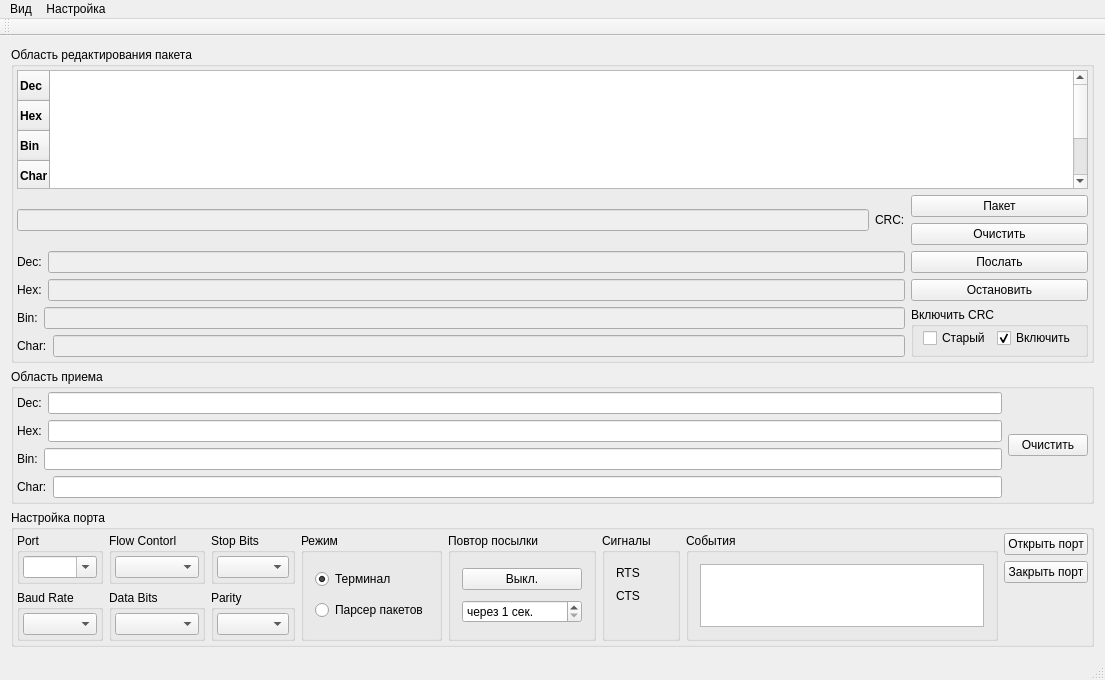
Old version of the form UskTerminal3/mainwindow.ui in the repository KurlesHS/USK_Utils.
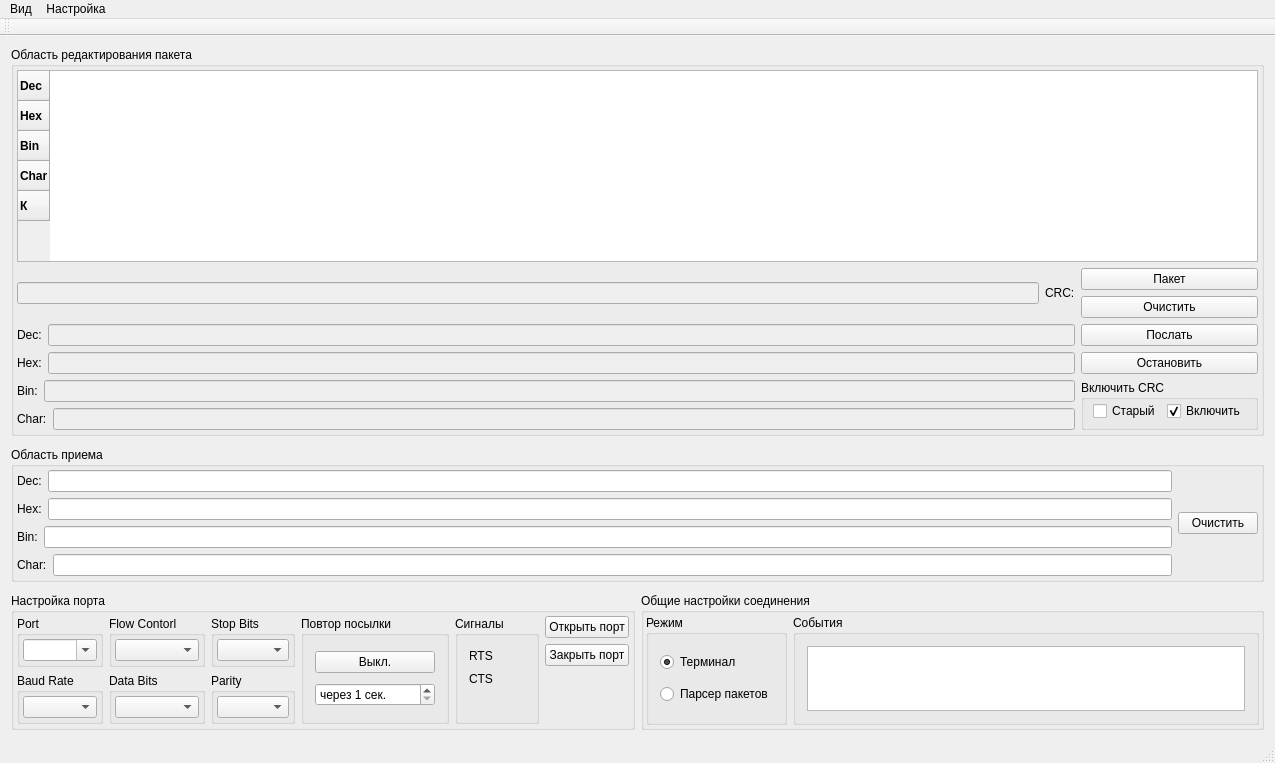
New version of the form. The open tabs and pages were chosen to show the change.

The edit to the form file:
```diff
--- a/UskTerminal3/mainwindow.ui
+++ b/UskTerminal3/mainwindow.ui
@@ -6,8 +6,8 @@
    <rect>
     <x>0</x>
     <y>0</y>
-    <width>1105</width>
-    <height>680</height>
+    <width>1275</width>
+    <height>763</height>
    </rect>
   </property>
   <property name="windowTitle">
@@ -399,6 +399,8 @@
      </spacer>
     </item>
     <item>
+     <layout class="QHBoxLayout" name="horizontalLayout_23">
+      <item>
      <widget class="QStackedWidget" name="stackedWidget">
       <property name="currentIndex">
        <number>1</number>
@@ -526,36 +528,6 @@
              </item>
             </layout>
            </item>
-           <item>
-            <layout class="QVBoxLayout" name="verticalLayout_19">
-             <item>
-              <widget class="QGroupBox" name="groupBoxTerminalMode">
-               <property name="title">
-                <string>Режим</string>
-               </property>
-               <layout class="QVBoxLayout" name="verticalLayout_20">
-                <item>
-                 <widget class="QRadioButton" name="radioButtonTerminalMode">
-                  <property name="text">
-                   <string>Терминал</string>
-                  </property>
-                  <property name="checked">
-                   <bool>true</bool>
-                  </property>
-                 </widget>
-                </item>
-                <item>
-                 <widget class="QRadioButton" name="radioButtonParserPacketMode">
-                  <property name="text">
-                   <string>Парсер пакетов</string>
-                  </property>
-                 </widget>
-                </item>
-               </layout>
-              </widget>
-             </item>
-            </layout>
-           </item>
            <item>
             <layout class="QVBoxLayout" name="verticalLayout_17">
              <item>
@@ -632,28 +604,6 @@
              </item>
             </layout>
            </item>
-           <item>
-            <widget class="QGroupBox" name="groupBox_14">
-             <property name="title">
-              <string>События</string>
-             </property>
-             <layout class="QVBoxLayout" name="verticalLayout_14">
-              <item>
-               <widget class="QTextEdit" name="textEditLogEvents">
-                <property name="sizePolicy">
-                 <sizepolicy hsizetype="Expanding" vsizetype="Ignored">
-                  <horstretch>0</horstretch>
-                  <verstretch>0</verstretch>
-                 </sizepolicy>
-                </property>
-                <property name="readOnly">
-                 <bool>true</bool>
-                </property>
-               </widget>
-              </item>
-             </layout>
-            </widget>
-           </item>
            <item>
             <layout class="QVBoxLayout" name="verticalLayout_10">
              <item>
@@ -781,23 +731,56 @@
              </item>
             </layout>
            </item>
+            </layout>
+           </widget>
+          </item>
+         </layout>
+        </widget>
+       </widget>
+      </item>
            <item>
             <widget class="QGroupBox" name="groupBox_10">
              <property name="title">
+         <string>Общие настройки соединения</string>
+        </property>
+        <layout class="QHBoxLayout" name="horizontalLayout_22">
+         <property name="margin">
+          <number>2</number>
+         </property>
+         <item>
+          <widget class="QGroupBox" name="groupBoxTerminalMode">
+           <property name="title">
+            <string>Режим</string>
+           </property>
+           <layout class="QVBoxLayout" name="verticalLayout_20">
+            <item>
+             <widget class="QRadioButton" name="radioButtonTerminalMode">
+              <property name="text">
+               <string>Терминал</string>
+              </property>
+              <property name="checked">
+               <bool>true</bool>
+              </property>
+             </widget>
+            </item>
+            <item>
+             <widget class="QRadioButton" name="radioButtonParserPacketMode">
+              <property name="text">
+               <string>Парсер пакетов</string>
+              </property>
+             </widget>
+            </item>
+           </layout>
+          </widget>
+         </item>
+         <item>
+          <widget class="QGroupBox" name="groupBox_14">
+           <property name="title">
               <string>События</string>
              </property>
-             <layout class="QVBoxLayout" name="verticalLayout_22">
-              <property name="leftMargin">
-               <number>2</number>
-              </property>
-              <property name="topMargin">
-               <number>2</number>
-              </property>
-              <property name="rightMargin">
-               <number>2</number>
-              </property>
+           <layout class="QVBoxLayout" name="verticalLayout_14">
               <item>
-               <widget class="QPlainTextEdit" name="plainTextEditNetworkEvents">
+             <widget class="QTextEdit" name="textEditLogEvents">
                 <property name="sizePolicy">
                  <sizepolicy hsizetype="Expanding" vsizetype="Ignored">
                   <horstretch>0</horstretch>
@@ -816,8 +799,6 @@
          </widget>
         </item>
        </layout>
-      </widget>
-     </widget>
     </item>
    </layout>
   </widget>
@@ -826,7 +807,7 @@
     <rect>
      <x>0</x>
      <y>0</y>
-     <width>1105</width>
+     <width>1275</width>
      <height>21</height>
     </rect>
    </property>
```
Left out of the diff: 2 changed lines with no effect on the pictures. Lines whose indentation alone changed are shown as unchanged.
